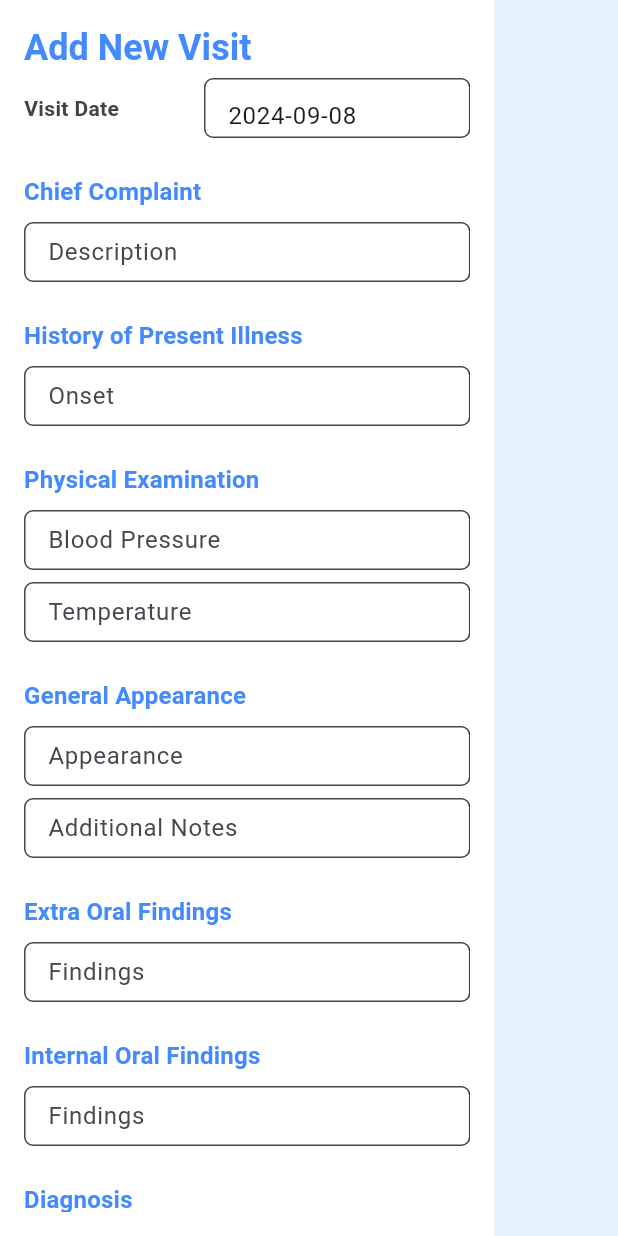
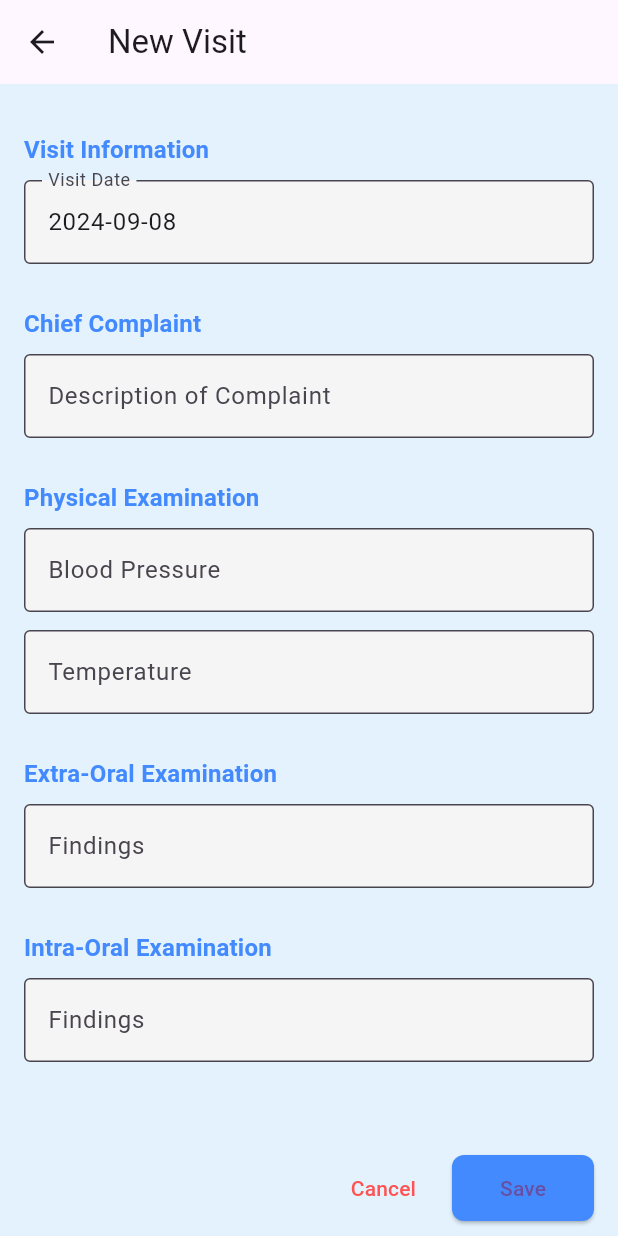
Before and after one commit to anwar9162/Dental_Clinic_Management_System, a Flutter app: the NewVisitScreen screen opened directly with empty values, on a phone screen of 412 x 824 dp. Run offline on Flutter 3.47's test engine with Material 3 defaults, Android fonts, the light colour scheme and no system bars; our stand-ins replace data_table_2, equatable, flutter_bloc, flutter_spinkit, go_router, loading_indicator and 3 more; missing offline and left inert: dart:html, omni_jitsi_meet; network calls fail; project files that could hold a hidden picture were left out.

Commit message:
UI adjustment made

```diff
--- a/lib/screens/patient/newvisitscreen.dart
+++ b/lib/screens/patient/newvisitscreen.dart
@@ -1,6 +1,6 @@
-import 'package:dental_management_main/models/patient_model.dart';
 import 'package:flutter/material.dart';
 import 'package:intl/intl.dart';
+import 'package:dental_management_main/models/patient_model.dart';
 import '../../services/patient_api_service.dart'; // Adjust the import path as needed
 
 class NewVisitScreen extends StatefulWidget {
@@ -29,38 +29,39 @@ class NewVisitScreen extends StatefulWidget {
 
 class _NewVisitScreenState extends State<NewVisitScreen> {
   final _formKey = GlobalKey<FormState>();
+  final PatientApiService _apiService = PatientApiService();
+
   final Map<String, TextEditingController> _controllers = {
-    'date': TextEditingController(), // Visit Date
-    'description': TextEditingController(),
-    'onset': TextEditingController(),
+    'date': TextEditingController(),
+    'chiefComplaintDescription': TextEditingController(),
+    'hpiDetail': TextEditingController(),
     'bloodPressure': TextEditingController(),
     'temperature': TextEditingController(),
     'appearance': TextEditingController(),
-    'additionalNotes': TextEditingController(),
-    'extraOralFindings': TextEditingController(),
-    'internalOralFindings': TextEditingController(),
-    'condition': TextEditingController(),
-    'details': TextEditingController(),
+    'extraOral': TextEditingController(),
+    'intraOral': TextEditingController(),
     'plannedTreatments': TextEditingController(),
-    'followUpInstructions': TextEditingController(),
-    'treatments': TextEditingController(),
+    'treatment': TextEditingController(),
     'completionDate': TextEditingController(),
-    'note': TextEditingController(),
-    'pastMedicalHistory': TextEditingController(),
-    'pastDentalHistory': TextEditingController(),
-    'progressNoteDate':
-        TextEditingController(), // Separate controller for Progress Note Date
+    'progressNote1': TextEditingController(),
+    'progressNote2': TextEditingController(),
+    'progressNote3': TextEditingController(),
+    'medicalHistory1Name': TextEditingController(),
+    'medicalHistory1Value': TextEditingController(),
+    'medicalHistory2Name': TextEditingController(),
+    'medicalHistory2Value': TextEditingController(),
+    'dentalHistory1Name': TextEditingController(),
+    'dentalHistory1Value': TextEditingController(),
+    'dentalHistory2Name': TextEditingController(),
+    'dentalHistory2Value': TextEditingController(),
   };
-
-  final PatientApiService _apiService = PatientApiService();
 
   @override
   void initState() {
     super.initState();
     final todayDate = DateFormat('yyyy-MM-dd').format(DateTime.now());
     _controllers['date']!.text = todayDate;
-    _controllers['progressNoteDate']!.text =
-        todayDate; // Initialize separate controller
+    _controllers['completionDate']!.text = todayDate;
   }
 
   @override
@@ -72,95 +73,81 @@ class _NewVisitScreenState extends State<NewVisitScreen> {
   void _handleSave() async {
     if (_formKey.currentState!.validate()) {
       final visitData = {
-        'date': _controllers['date']!.text,
-        'chiefComplaint': {
-          'description': _controllers['description']!.text.isNotEmpty
-              ? _controllers['description']!.text
-              : 'N/A',
+        "date": _controllers['date']!.text,
+        "chiefComplaint": {
+          "description": _controllers['chiefComplaintDescription']!.text,
         },
-        'historyOfPresentIllness': {
-          'onset': _controllers['onset']!.text.isNotEmpty
-              ? _controllers['onset']!.text
-              : 'N/A',
+        "historyOfPresentIllness": {
+          "Detail": _controllers['hpiDetail']!.text,
         },
-        'physicalExamination': {
-          'bloodPressure': _controllers['bloodPressure']!.text.isNotEmpty
-              ? _controllers['bloodPressure']!.text
-              : 'N/A',
-          'temperature': _controllers['temperature']!.text.isNotEmpty
-              ? _controllers['temperature']!.text
-              : 'N/A',
+        "physicalExamination": {
+          "bloodPressure": _controllers['bloodPressure']!.text,
+          "temperature": _controllers['temperature']!.text,
         },
-        'generalAppearance': {
-          'appearance': _controllers['appearance']!.text.isNotEmpty
-              ? _controllers['appearance']!.text
-              : 'Acute Sick-Looking',
-          'additionalNotes': _controllers['additionalNotes']!.text.isNotEmpty
-              ? _controllers['additionalNotes']!.text
-              : 'N/A',
+        "generalAppearance": {
+          "appearance": _controllers['appearance']!.text,
         },
-        'extraOral': _controllers['extraOralFindings']!.text.isNotEmpty
-            ? _controllers['extraOralFindings']!.text
-            : null,
-        'internalOral': {
-          'findings': _controllers['internalOralFindings']!.text.isNotEmpty
-              ? _controllers['internalOralFindings']!.text
-              : 'N/A',
+        'extraOral': {
+          'findings': _controllers['extraOral']!.text,
         },
-        'diagnosis': _controllers['condition']!.text.isNotEmpty
-            ? _controllers['condition']!.text
-            : null,
-        'treatmentPlan': {
-          'plannedTreatments': [
-            _controllers['plannedTreatments']!.text.isNotEmpty
-                ? _controllers['plannedTreatments']!.text
-                : 'N/A'
+        "intraOral": {
+          "findings": _controllers['intraOral']!.text,
+        },
+        "diagnosis": null,
+        "treatmentPlan": {
+          "plannedTreatments": [
+            _controllers['plannedTreatments']!.text,
           ],
-          'followUpInstructions':
-              _controllers['followUpInstructions']!.text.isNotEmpty
-                  ? _controllers['followUpInstructions']!.text
-                  : 'N/A',
         },
-        'treatmentDone': {
-          'treatments': [
-            _controllers['treatments']!.text.isNotEmpty
-                ? _controllers['treatments']!.text
-                : 'N/A'
+        "treatmentDone": [
+          {
+            "treatment": _controllers['treatment']!.text,
+            "completionDate": _controllers['completionDate']!.text,
+          },
         ],
-          'completionDate': _controllers['completionDate']!.text.isNotEmpty
-              ? _controllers['completionDate']!.text
-              : 'N/A',
+        "progressNotes": [
+          {
+            "note": _controllers['progressNote1']!.text,
           },
-        'progressNotes': [
           {
-            'note': _controllers['note']!.text.isNotEmpty
-                ? _controllers['note']!.text
-                : 'N/A',
-            'createdAt': _controllers['progressNoteDate']!
-                .text, // Use separate date controller
-          }
+            "note": _controllers['progressNote2']!.text,
+          },
+          {
+            "note": _controllers['progressNote3']!.text,
+          },
         ],
-        'pastMedicalHistory':
-            _controllers['pastMedicalHistory']!.text.isNotEmpty
-                ? _controllers['pastMedicalHistory']!.text.split('\n')
-                : [],
-        'pastDentalHistory': _controllers['pastDentalHistory']!.text.isNotEmpty
-            ? _controllers['pastDentalHistory']!.text.split('\n')
-            : [],
-        'progressImages': [],
-        'xrayImages': [],
+        "pastMedicalHistory": [
+          {
+            "fieldName": _controllers['medicalHistory1Name']!.text,
+            "fieldValue": _controllers['medicalHistory1Value']!.text,
+          },
+          {
+            "fieldName": _controllers['medicalHistory2Name']!.text,
+            "fieldValue": _controllers['medicalHistory2Value']!.text,
+          },
+        ],
+        "pastDentalHistory": [
+          {
+            "fieldName": _controllers['dentalHistory1Name']!.text,
+            "fieldValue": _controllers['dentalHistory1Value']!.text,
+          },
+          {
+            "fieldName": _controllers['dentalHistory2Name']!.text,
+            "fieldValue": _controllers['dentalHistory2Value']!.text,
+          },
+        ],
       };
 
       try {
         await _apiService.addVisitRecord(widget.patient.id!, visitData);
-        ScaffoldMessenger.of(context).showSnackBar(SnackBar(
-          content: Text('Visit record added successfully!'),
-        ));
+        ScaffoldMessenger.of(context).showSnackBar(
+          SnackBar(content: Text('Visit record added successfully!')),
+        );
         Navigator.of(context).pop();
       } catch (e) {
-        ScaffoldMessenger.of(context).showSnackBar(SnackBar(
-          content: Text('Failed to add visit record: $e'),
-        ));
+        ScaffoldMessenger.of(context).showSnackBar(
+          SnackBar(content: Text('Failed to add visit record: $e')),
+        );
       }
     }
   }
@@ -168,38 +155,53 @@ class _NewVisitScreenState extends State<NewVisitScreen> {
   @override
   Widget build(BuildContext context) {
     final screenWidth = MediaQuery.of(context).size.width;
+    final isWideScreen = screenWidth > 800;
 
-    return Container(
-      color: Colors.white,
+    return Scaffold(
+      appBar: AppBar(
+        title: Text('New Visit'),
+      ),
+      body: Padding(
         padding: const EdgeInsets.all(16.0),
-      width: screenWidth * 0.8,
         child: SingleChildScrollView(
-        child: Column(
+          child: Form(
+            key: _formKey,
+            child: isWideScreen
+                ? Row(
                     crossAxisAlignment: CrossAxisAlignment.start,
-          children: <Widget>[
-            Text(
-              'Add New Visit',
-              style: Theme.of(context).textTheme.headlineSmall?.copyWith(
-                    fontWeight: FontWeight.bold,
-                    color: Colors.blueAccent,
+                    children: [
+                      Expanded(
+                          flex: 2,
+                          child: _buildLeftColumn()), // Left column is narrower
+                      SizedBox(width: 16),
+                      Expanded(
+                          flex: 2,
+                          child:
+                              _buildMiddleColumn()), // Middle column size remains the same
+                      SizedBox(width: 16),
+                      Expanded(
+                          flex: 6,
+                          child: _buildRightColumn()), // Right column is wider
+                    ],
+                  )
+                : Column(
+                    crossAxisAlignment: CrossAxisAlignment.start,
+                    children: [
+                      _buildLeftColumn(),
+                      SizedBox(height: 16),
+                      _buildMiddleColumn(),
+                      SizedBox(height: 16),
+                      _buildRightColumn(),
+                    ],
                   ),
           ),
-            SizedBox(height: 4),
-            Form(
-              key: _formKey,
-              child: Column(
-                crossAxisAlignment: CrossAxisAlignment.start,
-                children: [
-                  _buildDateField(),
-                  SizedBox(height: 8),
-                  _buildMultiColumnSections(screenWidth),
-                  SizedBox(height: 8),
-                  Divider(color: Colors.grey[400]),
-                  Padding(
-                    padding: const EdgeInsets.only(top: 12.0),
+        ),
+      ),
+      bottomNavigationBar: Padding(
+        padding: const EdgeInsets.symmetric(horizontal: 16.0, vertical: 8.0),
         child: Row(
           mainAxisAlignment: MainAxisAlignment.end,
-                      children: <Widget>[
+          children: [
             TextButton(
               onPressed: () => Navigator.of(context).pop(),
               child: Text(
@@ -212,17 +214,12 @@ class _NewVisitScreenState extends State<NewVisitScreen> {
               onPressed: _handleSave,
               child: Text('Save'),
               style: ElevatedButton.styleFrom(
-                            foregroundColor: Colors.blueAccent,
-                            backgroundColor: Colors.white,
+                backgroundColor: Colors.blueAccent,
+                padding: const EdgeInsets.symmetric(
+                    horizontal: 32.0, vertical: 12.0),
                 shape: RoundedRectangleBorder(
-                              borderRadius: BorderRadius.circular(6.0),
+                  borderRadius: BorderRadius.circular(8.0),
                 ),
-                          ),
-                        ),
-                      ],
-                    ),
-                  ),
-                ],
               ),
             ),
           ],
@@ -231,137 +228,146 @@ class _NewVisitScreenState extends State<NewVisitScreen> {
     );
   }
 
-  Widget _buildDateField() {
-    return Row(
+  Widget _buildLeftColumn() {
+    return Column(
+      crossAxisAlignment: CrossAxisAlignment.start,
       children: [
-        SizedBox(
-          width: 120,
+        _buildSectionHeader('Visit Information'),
+        _buildTextField('date', 'Visit Date', readOnly: true),
+        _buildSectionHeader('Chief Complaint'),
+        _buildTextField(
+            'chiefComplaintDescription', 'Description of Complaint'),
+        _buildSectionHeader('Physical Examination'),
+        _buildTextField('bloodPressure', 'Blood Pressure'),
+        _buildTextField('temperature', 'Temperature'),
+        _buildSectionHeader('Extra-Oral Examination'),
+        _buildTextField('extraOral', 'Findings'),
+        _buildSectionHeader('Intra-Oral Examination'),
+        _buildTextField('intraOral', 'Findings'),
+      ],
+    );
+  }
+
+  Widget _buildMiddleColumn() {
+    return Column(
+      crossAxisAlignment: CrossAxisAlignment.start,
+      children: [
+        _buildSectionHeader('History of Present Illness'),
+        _buildTextField('hpiDetail', 'Detail of HPI'),
+        _buildSectionHeader('General Appearance'),
+        _buildTextField('appearance', 'Appearance'),
+        _buildSectionHeader('Treatment Done'),
+        _buildTextField('treatment', 'Treatment Done'),
+        _buildTextField('completionDate', 'Completion Date'),
+        _buildSectionHeader('Treatment Plan'),
+        _buildTextField('plannedTreatments', 'Planned Treatments'),
+      ],
+    );
+  }
+
+  Widget _buildRightColumn() {
+    return Column(
+      crossAxisAlignment: CrossAxisAlignment.start,
+      children: [
+        _buildSectionHeader('Past Medical History'),
+        _buildFieldNameValueRow(
+            'medicalHistory1Name', 'medicalHistory1Value', 'Medical History 1'),
+        _buildFieldNameValueRow(
+            'medicalHistory2Name', 'medicalHistory2Value', 'Medical History 2'),
+        _buildSectionHeader('Past Dental History'),
+        _buildFieldNameValueRow(
+            'dentalHistory1Name', 'dentalHistory1Value', 'Dental History 1'),
+        _buildFieldNameValueRow(
+            'dentalHistory2Name', 'dentalHistory2Value', 'Dental History 2'),
+        _buildSectionHeader('Progress Notes'),
+        _buildTextField('progressNote1', 'Progress Note 1'),
+        _buildTextField('progressNote2', 'Progress Note 2'),
+        _buildTextField('progressNote3', 'Progress Note 3'),
+      ],
+    );
+  }
+
+  Widget _buildSectionHeader(String title) {
+    return Padding(
+      padding: const EdgeInsets.only(top: 16.0, bottom: 8.0),
       child: Text(
-            'Visit Date',
-            style: TextStyle(
+        title,
+        style: Theme.of(context).textTheme.titleMedium?.copyWith(
               fontWeight: FontWeight.bold,
-              color: Colors.grey[800],
+              color: Colors.blueAccent,
             ),
       ),
+    );
+  }
+
+  Widget _buildTextField(String key, String label, {bool readOnly = false}) {
+    return Padding(
+      padding: const EdgeInsets.only(bottom: 12.0),
+      child: TextFormField(
+        controller: _controllers[key],
+        decoration: InputDecoration(
+          labelText: label,
+          border: OutlineInputBorder(),
+          filled: true,
+          fillColor: Colors.grey[100],
         ),
+        readOnly: readOnly,
+        validator: (value) {
+          if (!readOnly && (value == null || value.isEmpty)) {
+            return '$label is required';
+          }
+          return null;
+        },
+      ),
+    );
+  }
+
+  Widget _buildFieldNameValueRow(
+      String nameKey, String valueKey, String label) {
+    return Padding(
+      padding: const EdgeInsets.only(bottom: 12.0),
+      child: Row(
+        children: [
+          // Field Name Input - Narrower
           Expanded(
-          child: SizedBox(
-            height: 40,
+            flex: 2, // Adjust this flex value to make the name field narrower
             child: TextFormField(
-              controller: _controllers['date']!,
+              controller: _controllers[nameKey],
               decoration: InputDecoration(
-                border: OutlineInputBorder(
-                  borderRadius: BorderRadius.circular(6.0),
-                ),
+                labelText: 'Subject', // Update label to 'Subject'
+                border: OutlineInputBorder(),
                 filled: true,
-                fillColor: Colors.white,
+                fillColor: Colors.grey[100],
               ),
               validator: (value) {
                 if (value == null || value.isEmpty) {
-                  return 'Date is required';
+                  return 'Subject is required';
                 }
                 return null;
               },
             ),
           ),
+          SizedBox(width: 12),
+          // Field Value Input - Wider
+          Expanded(
+            flex: 4, // Adjust this flex value to make the value field wider
+            child: TextFormField(
+              controller: _controllers[valueKey],
+              decoration: InputDecoration(
+                labelText: 'Details', // Update label to 'Details'
+                border: OutlineInputBorder(),
+                filled: true,
+                fillColor: Colors.grey[100],
+              ),
+              validator: (value) {
+                if (value == null || value.isEmpty) {
+                  return 'Details are required';
+                }
+                return null;
+              },
+            ),
           ),
         ],
-    );
-  }
-
-  Widget _buildMultiColumnSections(double screenWidth) {
-    final sectionData = {
-      'Chief Complaint': [
-        _buildTextFormField(_controllers['description']!, 'Description'),
-      ],
-      'History of Present Illness': [
-        _buildTextFormField(_controllers['onset']!, 'Onset'),
-      ],
-      'Physical Examination': [
-        _buildTextFormField(_controllers['bloodPressure']!, 'Blood Pressure'),
-        _buildTextFormField(_controllers['temperature']!, 'Temperature'),
-      ],
-      'General Appearance': [
-        _buildTextFormField(_controllers['appearance']!, 'Appearance'),
-        _buildTextFormField(
-            _controllers['additionalNotes']!, 'Additional Notes'),
-      ],
-      'Extra Oral Findings': [
-        _buildTextFormField(_controllers['extraOralFindings']!, 'Findings'),
-      ],
-      'Internal Oral Findings': [
-        _buildTextFormField(_controllers['internalOralFindings']!, 'Findings'),
-      ],
-      'Diagnosis': [
-        _buildTextFormField(_controllers['condition']!, 'Condition'),
-      ],
-      'Treatment Plan': [
-        _buildTextFormField(
-            _controllers['plannedTreatments']!, 'Planned Treatments'),
-        _buildTextFormField(
-            _controllers['followUpInstructions']!, 'Follow-Up Instructions'),
-      ],
-      'Treatment Done': [
-        _buildTextFormField(_controllers['treatments']!, 'Treatments'),
-        _buildTextFormField(_controllers['completionDate']!, 'Completion Date'),
-      ],
-      'Progress Notes': [
-        _buildTextFormField(_controllers['note']!, 'Note'),
-        _buildTextFormField(_controllers['progressNoteDate']!, 'Date'),
-      ],
-      'Past Medical History': [
-        _buildTextFormField(
-            _controllers['pastMedicalHistory']!, 'Medical History'),
-      ],
-      'Past Dental History': [
-        _buildTextFormField(
-            _controllers['pastDentalHistory']!, 'Dental History'),
-      ],
-    };
-
-    return Column(
-      crossAxisAlignment: CrossAxisAlignment.start,
-      children: sectionData.entries.map<Widget>((entry) {
-        final sectionTitle = entry.key;
-        final fields = entry.value;
-
-        return Padding(
-          padding: const EdgeInsets.only(top: 16.0),
-          child: Column(
-            crossAxisAlignment: CrossAxisAlignment.start,
-            children: [
-              Text(
-                sectionTitle,
-                style: Theme.of(context).textTheme.titleMedium?.copyWith(
-                      fontWeight: FontWeight.bold,
-                      color: Colors.blueAccent,
-                    ),
-              ),
-              SizedBox(height: 8),
-              ...fields,
-            ],
-          ),
-        );
-      }).toList(),
-    );
-  }
-
-  Widget _buildTextFormField(TextEditingController controller, String label) {
-    return Padding(
-      padding: const EdgeInsets.only(bottom: 8.0),
-      child: SizedBox(
-        height: 40,
-        child: TextFormField(
-          controller: controller,
-          decoration: InputDecoration(
-            labelText: label,
-            border: OutlineInputBorder(
-              borderRadius: BorderRadius.circular(6.0),
-            ),
-            filled: true,
-            fillColor: Colors.white,
-          ),
-        ),
       ),
     );
   }
```
Lines whose indentation alone changed are shown as unchanged.
